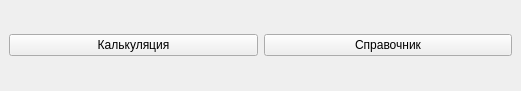
Qt form mainwindow.ui (Keqy/Matterhorn-materials) before a commit.
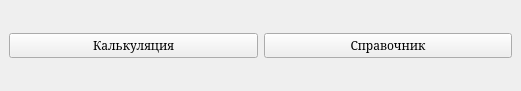
The same form after that commit. Icons and pictures are not drawn.

Commit message: refactor: Поменять шрифт mainWindow на Cambria

What changed in the file:
```diff
--- a/mainwindow.ui
+++ b/mainwindow.ui
@@ -10,6 +10,11 @@
     <height>91</height>
    </rect>
   </property>
+  <property name="font">
+   <font>
+    <family>Cambria</family>
+   </font>
+  </property>
   <property name="windowTitle">
    <string>Маттерхорн</string>
   </property>
```
